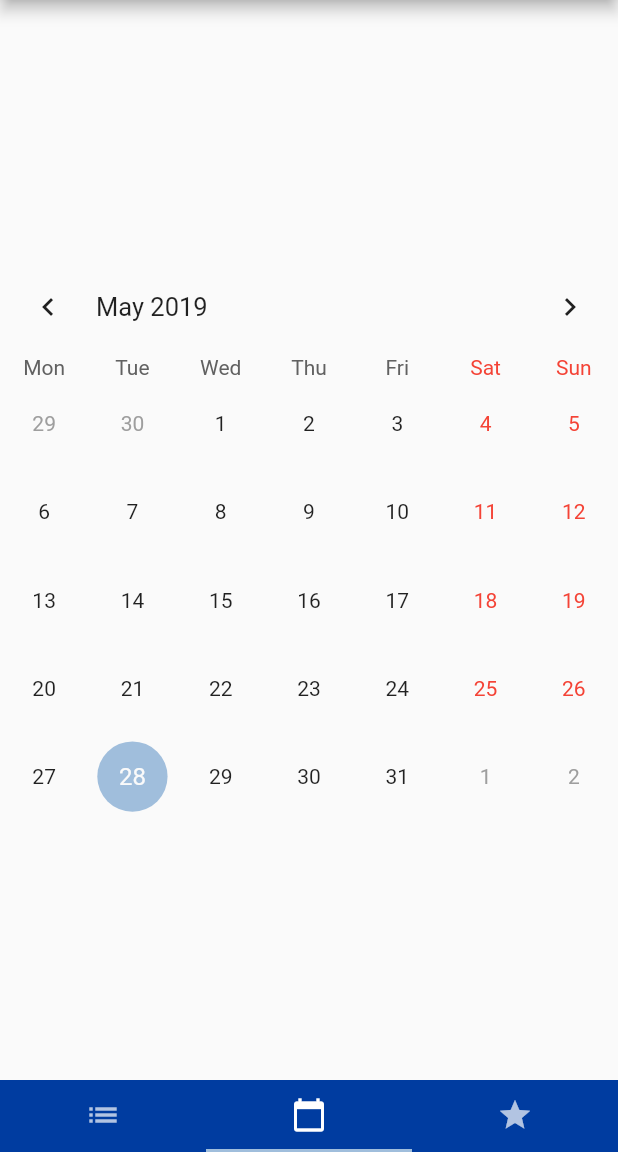
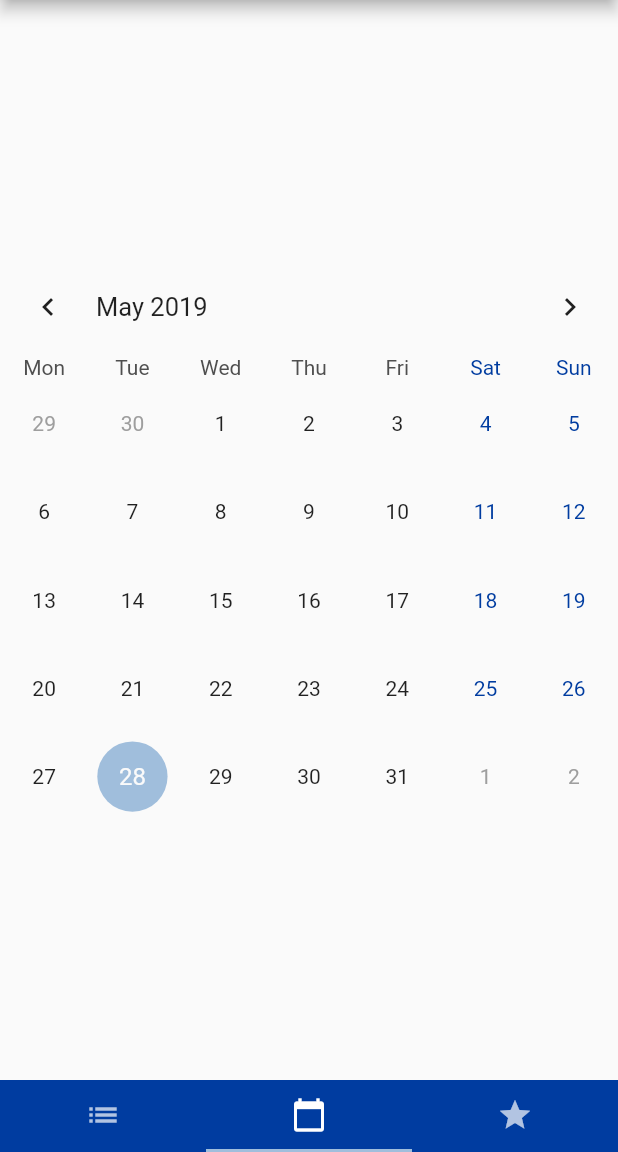
Before and after one commit to melinazanon/HAW-Events, a Flutter app: the screen it shows after launch, on a phone screen of 412 x 824 dp, the part 84-1236 px from its top. Run offline on Flutter 3.47's test engine with Material 2 defaults, Android fonts, the phone set to English and light mode, and no system bars; our stand-ins replace table_calendar; missing offline and left inert: date_utils, simple_gesture_detector.

Commit message:
color changes calender(weekends)

```diff
--- a/haw_events_application/lib/Calender.dart
+++ b/haw_events_application/lib/Calender.dart
@@ -60,10 +60,15 @@ class _CalenderState extends State<Calender> with TickerProviderStateMixin {
         CalendarFormat.month: 'Month',
       },
       calendarStyle: CalendarStyle(
+        weekendStyle: TextStyle(color: Color(0xFF003ca0)),
+        outsideWeekendStyle: TextStyle(color: Color(0xFF2453a5)),
         selectedColor: Color(0xffa0bedc),
         todayColor: Color(0xFF003ca0),
         markersColor: Colors.blue[500],
       ),
+      daysOfWeekStyle: DaysOfWeekStyle(
+        weekendStyle: TextStyle(color: Color(0xFF003ca0))
+      ),
     );
   }
 }
--- a/haw_events_application/lib/src/customization/calendar_style.dart
+++ b/haw_events_application/lib/src/customization/calendar_style.dart
@@ -71,13 +71,13 @@ class CalendarStyle {
 
   const CalendarStyle({
     this.weekdayStyle = const TextStyle(),
-    this.weekendStyle = const TextStyle(color: const Color(0xFFF44336)), // Material red[500]
-    this.holidayStyle = const TextStyle(color: const Color(0xFFF44336)), // Material red[500]
-    this.selectedStyle = const TextStyle(color: const Color(0xFFFAFAFA), fontSize: 16.0), // Material grey[50]
-    this.todayStyle = const TextStyle(color: const Color(0xFFFAFAFA), fontSize: 16.0), // Material grey[50]
-    this.outsideStyle = const TextStyle(color: const Color(0xFF9E9E9E)), // Material grey[500]
-    this.outsideWeekendStyle = const TextStyle(color: const Color(0xFFEF9A9A)), // Material red[200]
-    this.outsideHolidayStyle = const TextStyle(color: const Color(0xFFEF9A9A)), // Material red[200]
+    this.weekendStyle = const TextStyle(color: const Color(0xFFA0BEDC)),
+    this.holidayStyle = const TextStyle(color: const Color(0xFFA0BEDC)), // Material red[500]
+    this.selectedStyle = const TextStyle(color: const Color(0xFFA0BEDC), fontSize: 16.0), // Material grey[50]
+    this.todayStyle = const TextStyle(color: const Color(0xFFA0BEDC), fontSize: 16.0), // Material grey[50]
+    this.outsideStyle = const TextStyle(color: const Color(0xFFA0BEDC)), // Material grey[500]
+    this.outsideWeekendStyle = const TextStyle(color: const Color(0xFFA0BEDC)), // Material red[200]
+    this.outsideHolidayStyle = const TextStyle(color: const Color(0xFFA0BEDC)), // Material red[200]
     this.selectedColor = const Color(0xFF5C6BC0), // Material indigo[400]
     this.todayColor = const Color(0xFF9FA8DA), // Material indigo[200]
     this.markersColor = const Color(0xFF263238), // Material blueGrey[900]
--- a/haw_events_application/lib/src/customization/days_of_week_style.dart
+++ b/haw_events_application/lib/src/customization/days_of_week_style.dart
@@ -25,6 +25,6 @@ class DaysOfWeekStyle {
   const DaysOfWeekStyle({
     this.dowTextBuilder,
     this.weekdayStyle = const TextStyle(color: const Color(0xFF616161)), // Material grey[700]
-    this.weekendStyle = const TextStyle(color: const Color(0xFFF44336)), // Material red[500]
+    this.weekendStyle = const TextStyle(color: const Color(0xFFa0bedc)),
   });
 }
```
